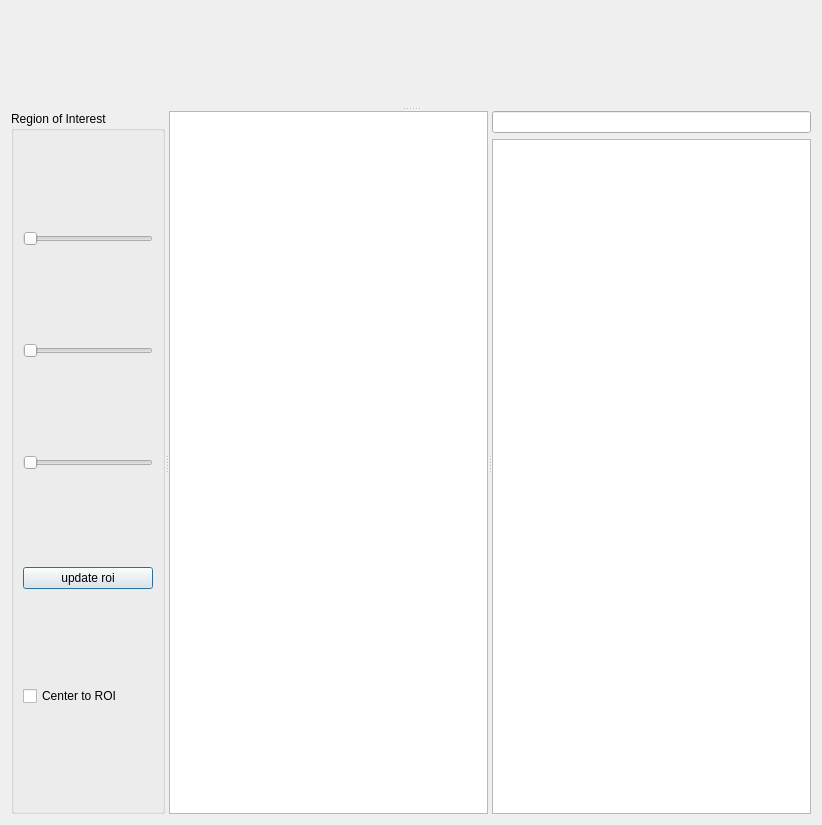
Qt form viewer/grid_viewer_mainwindow.ui (nithins/mscomplex-3d) before a commit.
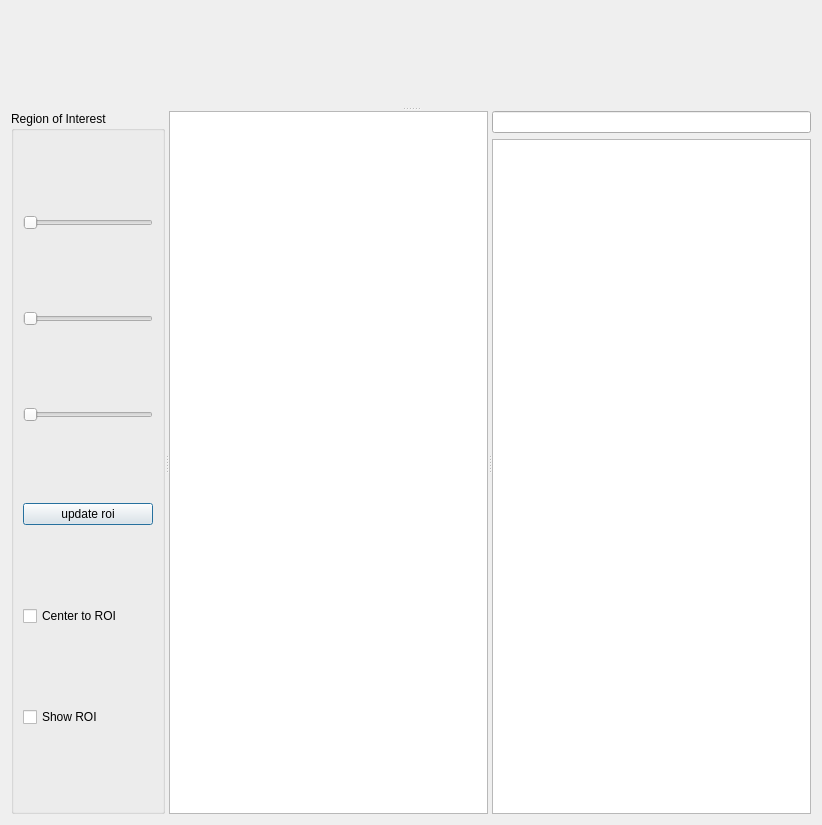
The same form after that commit. Custom widgets are drawn as their Qt base class.

Commit message: viewer: is boundry impl mainwindow: show ROI impl

The edit to the form file:
```diff
--- a/viewer/grid_viewer_mainwindow.ui
+++ b/viewer/grid_viewer_mainwindow.ui
@@ -113,6 +113,13 @@
              </property>
             </widget>
            </item>
+           <item>
+            <widget class="QCheckBox" name="show_roi_checkBox">
+             <property name="text">
+              <string>Show ROI</string>
+             </property>
+            </widget>
+           </item>
           </layout>
          </widget>
         </item>
```
The commit also changes 3 other files.
